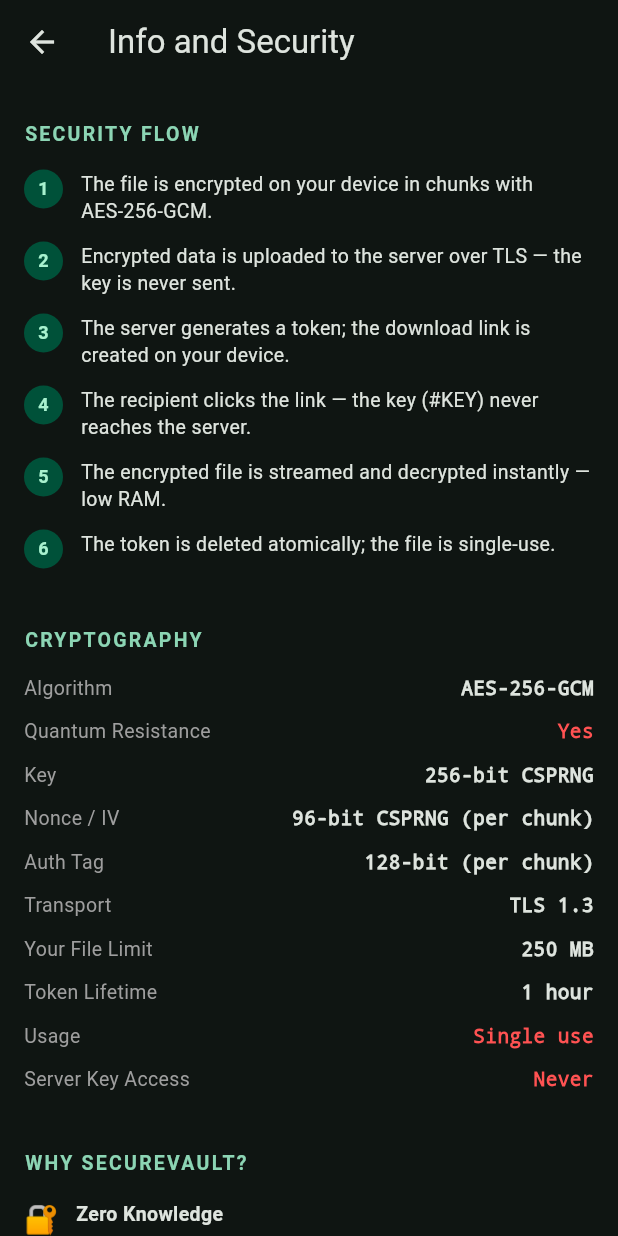
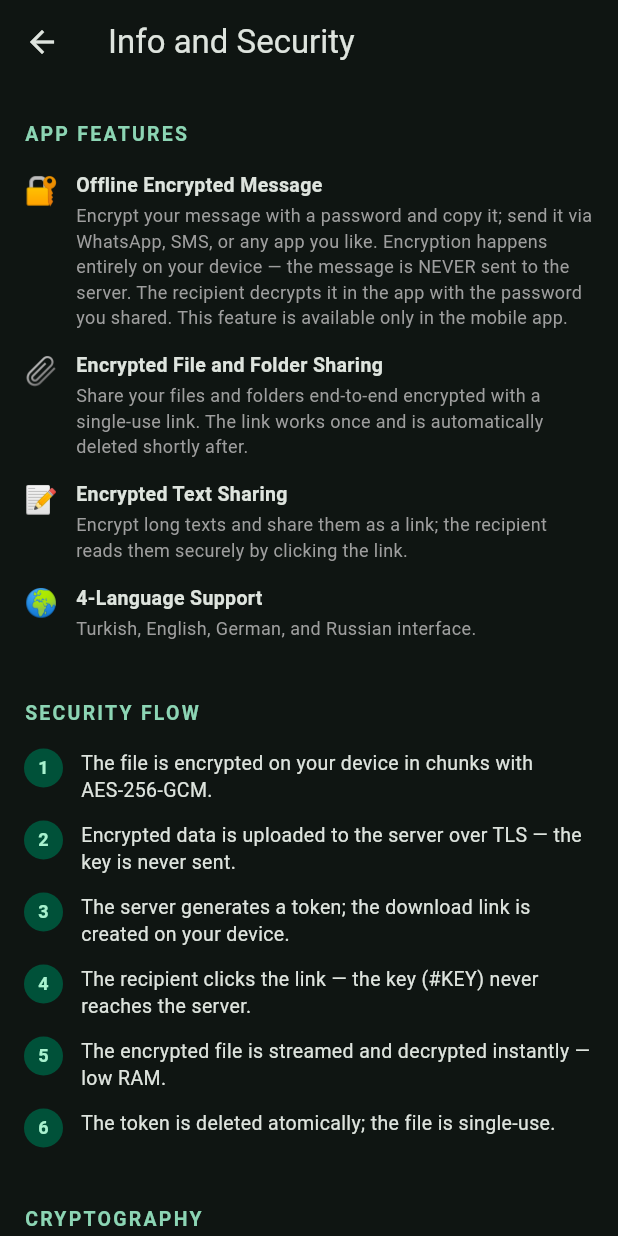
Before and after one commit to O2m4nl11299/securevault-mobile, a Flutter app: the InfoScreen screen opened directly, on a phone screen of 412 x 824 dp. Run offline on Flutter 3.47's test engine with Material 3 defaults, Android fonts, the phone set to English and light mode, and no system bars; our stand-ins replace dio, file_picker, flutter_secure_storage, in_app_purchase, share_plus; missing offline and left inert: cryptography, cryptography_flutter; accounts and stored records are empty.

Commit message:
Add features section to info screen (highlighting offline encrypted message) + bump version to 1.0.0+12

```diff
--- a/lib/l10n/app_de.arb
+++ b/lib/l10n/app_de.arb
@@ -273,5 +273,14 @@
   "cphErrEmptyPwd": "Geben Sie ein Passwort ein.",
   "cphErrEmptyEncrypted": "Fügen Sie die zu entschlüsselnde Nachricht ein.",
   "cphErrDecrypt": "Entschlüsselung fehlgeschlagen. Das Passwort ist möglicherweise falsch oder die Nachricht beschädigt.",
-  "cphPwdWarning": "Teilen Sie das Passwort mit dem Empfänger über einen sicheren Kanal (persönlich, telefonisch). Ohne das Passwort kann die Nachricht nicht entschlüsselt werden."
+  "cphPwdWarning": "Teilen Sie das Passwort mit dem Empfänger über einen sicheren Kanal (persönlich, telefonisch). Ohne das Passwort kann die Nachricht nicht entschlüsselt werden.",
+  "infoFeatures": "APP-FUNKTIONEN",
+  "infoFeatCipherTitle": "Offline verschlüsselte Nachricht",
+  "infoFeatCipherDesc": "Verschlüsseln Sie Ihre Nachricht mit einem Passwort und kopieren Sie sie; senden Sie sie über WhatsApp, SMS oder eine beliebige App. Die Verschlüsselung erfolgt vollständig auf Ihrem Gerät — die Nachricht wird NIE an den Server gesendet. Der Empfänger entschlüsselt sie in der App mit dem von Ihnen geteilten Passwort. Diese Funktion ist nur in der mobilen App verfügbar.",
+  "infoFeatFileTitle": "Verschlüsselte Datei- und Ordnerfreigabe",
+  "infoFeatFileDesc": "Teilen Sie Ihre Dateien und Ordner Ende-zu-Ende-verschlüsselt mit einem Einmal-Link. Der Link funktioniert einmal und wird kurz danach automatisch gelöscht.",
+  "infoFeatTextTitle": "Verschlüsselte Textfreigabe",
+  "infoFeatTextDesc": "Verschlüsseln Sie lange Texte und teilen Sie sie als Link; der Empfänger liest sie sicher durch Klicken auf den Link.",
+  "infoFeatLangTitle": "Unterstützung für 4 Sprachen",
+  "infoFeatLangDesc": "Türkische, englische, deutsche und russische Oberfläche."
 }
--- a/lib/l10n/app_en.arb
+++ b/lib/l10n/app_en.arb
@@ -273,5 +273,14 @@
   "cphErrEmptyPwd": "Enter a password.",
   "cphErrEmptyEncrypted": "Paste the encrypted message to decrypt.",
   "cphErrDecrypt": "Decryption failed. The password may be wrong or the message corrupted.",
-  "cphPwdWarning": "Share the password with the recipient through a secure channel (in person, by phone). The message cannot be decrypted without it."
+  "cphPwdWarning": "Share the password with the recipient through a secure channel (in person, by phone). The message cannot be decrypted without it.",
+  "infoFeatures": "APP FEATURES",
+  "infoFeatCipherTitle": "Offline Encrypted Message",
+  "infoFeatCipherDesc": "Encrypt your message with a password and copy it; send it via WhatsApp, SMS, or any app you like. Encryption happens entirely on your device — the message is NEVER sent to the server. The recipient decrypts it in the app with the password you shared. This feature is available only in the mobile app.",
+  "infoFeatFileTitle": "Encrypted File and Folder Sharing",
+  "infoFeatFileDesc": "Share your files and folders end-to-end encrypted with a single-use link. The link works once and is automatically deleted shortly after.",
+  "infoFeatTextTitle": "Encrypted Text Sharing",
+  "infoFeatTextDesc": "Encrypt long texts and share them as a link; the recipient reads them securely by clicking the link.",
+  "infoFeatLangTitle": "4-Language Support",
+  "infoFeatLangDesc": "Turkish, English, German, and Russian interface."
 }
--- a/lib/l10n/app_localizations.dart
+++ b/lib/l10n/app_localizations.dart
@@ -1745,6 +1745,60 @@
   /// In tr, this message translates to:
   /// **'Parolayı alıcıya güvenli bir kanaldan (yüz yüze, telefon) iletin. Parola olmadan mesaj çözülemez.'**
   String get cphPwdWarning;
+
+  /// No description provided for @infoFeatures.
+  ///
+  /// In tr, this message translates to:
+  /// **'UYGULAMA ÖZELLİKLERİ'**
+  String get infoFeatures;
+
+  /// No description provided for @infoFeatCipherTitle.
+  ///
+  /// In tr, this message translates to:
+  /// **'Çevrimdışı Şifreli Mesaj'**
+  String get infoFeatCipherTitle;
+
+  /// No description provided for @infoFeatCipherDesc.
+  ///
+  /// In tr, this message translates to:
+  /// **'Mesajınızı parolayla şifreleyip kopyalayın; WhatsApp, SMS veya istediğiniz uygulamadan iletin. Şifreleme tamamen cihazınızda yapılır — mesaj sunucuya HİÇ gönderilmez. Alıcı, sizinle paylaştığınız parolayla mesajı uygulamada çözer. Bu özellik yalnızca mobil uygulamada vardır.'**
+  String get infoFeatCipherDesc;
+
+  /// No description provided for @infoFeatFileTitle.
+  ///
+  /// In tr, this message translates to:
+  /// **'Şifreli Dosya ve Klasör Paylaşımı'**
+  String get infoFeatFileTitle;
+
+  /// No description provided for @infoFeatFileDesc.
+  ///
+  /// In tr, this message translates to:
+  /// **'Dosya ve klasörlerinizi uçtan uca şifreleyerek tek kullanımlık linkle paylaşın. Link bir kez kullanılır ve kısa sürede otomatik silinir.'**
+  String get infoFeatFileDesc;
+
+  /// No description provided for @infoFeatTextTitle.
+  ///
+  /// In tr, this message translates to:
+  /// **'Şifreli Metin Paylaşımı'**
+  String get infoFeatTextTitle;
+
+  /// No description provided for @infoFeatTextDesc.
+  ///
+  /// In tr, this message translates to:
+  /// **'Uzun metinleri şifreleyip link olarak paylaşın; alıcı linke tıklayarak güvenle okur.'**
+  String get infoFeatTextDesc;
+
+  /// No description provided for @infoFeatLangTitle.
+  ///
+  /// In tr, this message translates to:
+  /// **'4 Dil Desteği'**
+  String get infoFeatLangTitle;
+
+  /// No description provided for @infoFeatLangDesc.
+  ///
+  /// In tr, this message translates to:
+  /// **'Türkçe, İngilizce, Almanca ve Rusça arayüz.'**
+  String get infoFeatLangDesc;
 }
 
 class _AppLocalizationsDelegate
--- a/lib/l10n/app_localizations_en.dart
+++ b/lib/l10n/app_localizations_en.dart
@@ -928,4 +928,35 @@
   @override
   String get cphPwdWarning =>
       'Share the password with the recipient through a secure channel (in person, by phone). The message cannot be decrypted without it.';
+
+  @override
+  String get infoFeatures => 'APP FEATURES';
+
+  @override
+  String get infoFeatCipherTitle => 'Offline Encrypted Message';
+
+  @override
+  String get infoFeatCipherDesc =>
+      'Encrypt your message with a password and copy it; send it via WhatsApp, SMS, or any app you like. Encryption happens entirely on your device — the message is NEVER sent to the server. The recipient decrypts it in the app with the password you shared. This feature is available only in the mobile app.';
+
+  @override
+  String get infoFeatFileTitle => 'Encrypted File and Folder Sharing';
+
+  @override
+  String get infoFeatFileDesc =>
+      'Share your files and folders end-to-end encrypted with a single-use link. The link works once and is automatically deleted shortly after.';
+
+  @override
+  String get infoFeatTextTitle => 'Encrypted Text Sharing';
+
+  @override
+  String get infoFeatTextDesc =>
+      'Encrypt long texts and share them as a link; the recipient reads them securely by clicking the link.';
+
+  @override
+  String get infoFeatLangTitle => '4-Language Support';
+
+  @override
+  String get infoFeatLangDesc =>
+      'Turkish, English, German, and Russian interface.';
 }
--- a/lib/l10n/app_tr.arb
+++ b/lib/l10n/app_tr.arb
@@ -391,5 +391,14 @@
   "cphErrEmptyPwd": "Bir parola girin.",
   "cphErrEmptyEncrypted": "Çözülecek şifreli mesajı yapıştırın.",
   "cphErrDecrypt": "Çözme başarısız. Parola yanlış veya mesaj bozuk olabilir.",
-  "cphPwdWarning": "Parolayı alıcıya güvenli bir kanaldan (yüz yüze, telefon) iletin. Parola olmadan mesaj çözülemez."
+  "cphPwdWarning": "Parolayı alıcıya güvenli bir kanaldan (yüz yüze, telefon) iletin. Parola olmadan mesaj çözülemez.",
+  "infoFeatures": "UYGULAMA ÖZELLİKLERİ",
+  "infoFeatCipherTitle": "Çevrimdışı Şifreli Mesaj",
+  "infoFeatCipherDesc": "Mesajınızı parolayla şifreleyip kopyalayın; WhatsApp, SMS veya istediğiniz uygulamadan iletin. Şifreleme tamamen cihazınızda yapılır — mesaj sunucuya HİÇ gönderilmez. Alıcı, sizinle paylaştığınız parolayla mesajı uygulamada çözer. Bu özellik yalnızca mobil uygulamada vardır.",
+  "infoFeatFileTitle": "Şifreli Dosya ve Klasör Paylaşımı",
+  "infoFeatFileDesc": "Dosya ve klasörlerinizi uçtan uca şifreleyerek tek kullanımlık linkle paylaşın. Link bir kez kullanılır ve kısa sürede otomatik silinir.",
+  "infoFeatTextTitle": "Şifreli Metin Paylaşımı",
+  "infoFeatTextDesc": "Uzun metinleri şifreleyip link olarak paylaşın; alıcı linke tıklayarak güvenle okur.",
+  "infoFeatLangTitle": "4 Dil Desteği",
+  "infoFeatLangDesc": "Türkçe, İngilizce, Almanca ve Rusça arayüz."
 }
--- a/lib/screens/info_screen.dart
+++ b/lib/screens/info_screen.dart
@@ -47,6 +47,12 @@
         child: ListView(
           padding: const EdgeInsets.all(16),
           children: [
+            _section(context, l.infoFeatures),
+            _bullet(context, '🔐', l.infoFeatCipherTitle, l.infoFeatCipherDesc),
+            _bullet(context, '📎', l.infoFeatFileTitle, l.infoFeatFileDesc),
+            _bullet(context, '📝', l.infoFeatTextTitle, l.infoFeatTextDesc),
+            _bullet(context, '🌍', l.infoFeatLangTitle, l.infoFeatLangDesc),
+            const SizedBox(height: 24),
             _section(context, l.infoSecFlow),
             _numbered(context, 1, l.infoFlow1),
             _numbered(context, 2, l.infoFlow2),
--- a/pubspec.yaml
+++ b/pubspec.yaml
@@ -16,7 +16,7 @@
 # https://developer.apple.com/library/archive/documentation/General/Reference/InfoPlistKeyReference/Articles/CoreFoundationKeys.html
 # In Windows, build-name is used as the major, minor, and patch parts
 # of the product and file versions while build-number is used as the build suffix.
-version: 1.0.0+11
+version: 1.0.0+12
 
 environment:
   sdk: ^3.12.2
```
Also changed, not shown: lib/l10n/app_localizations_de.dart (+31 -0 lines), lib/l10n/app_localizations_ru.dart (+31 -0 lines), lib/l10n/app_localizations_tr.dart (+30 -0 lines), lib/l10n/app_ru.arb (+10 -1 lines).
